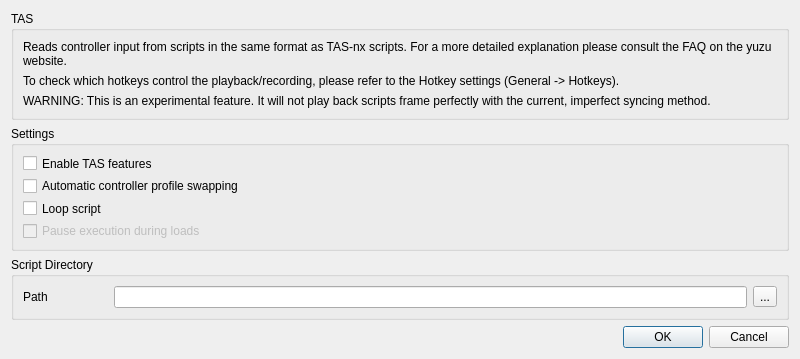
QuantumGhost/yuzu, file src/yuzu/configuration/configure_tas.ui: the form before one commit.
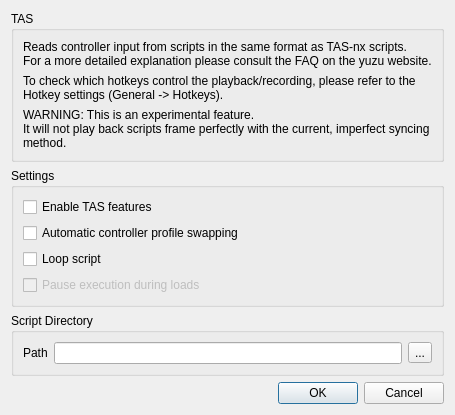
The form after the commit.

Commit message: early-access version 2077

What changed in the file:
```diff
--- a/src/yuzu/configuration/configure_tas.ui
+++ b/src/yuzu/configuration/configure_tas.ui
@@ -2,17 +2,6 @@
 <ui version="4.0">
   <class>ConfigureTas</class>
   <widget class="QDialog" name="ConfigureTas">
-    <property name="geometry">
-      <rect>
-        <x>0</x>
-        <y>0</y>
-        <width>800</width>
-        <height>300</height>
-      </rect>
-    </property>
-    <property name="windowTitle">
-      <string>Dialog</string>
-    </property>
     <layout class="QVBoxLayout" name="verticalLayout_1">
       <item>
         <layout class="QHBoxLayout" name="horizontalLayout">
@@ -21,18 +10,15 @@
               <property name="title">
                 <string>TAS</string>
               </property>
-              <layout class="QGridLayout" name="gridLayout">
-                <item row="0" column="0" colspan="1">
+              <layout class="QGridLayout" name="gridLayout_1">
+                <item row="0" column="0" colspan="4">
                   <widget class="QLabel" name="label_1">
                     <property name="text">
-                      <string>Reads controller input from scripts in the same format as TAS-nx scripts. For a more detailed explanation please consult the FAQ on the yuzu website.</string>
-                    </property>
-                    <property name="wordWrap">
-                      <bool>true</bool>
+                      <string>Reads controller input from scripts in the same format as TAS-nx scripts.&lt;br/&gt;For a more detailed explanation please consult the FAQ on the yuzu website.</string>
                     </property>
                   </widget>
                 </item>
-                <item row="1" column="0" colspan="1">
+                <item row="1" column="0" colspan="4">
                   <widget class="QLabel" name="label_2">
                     <property name="text">
                       <string>To check which hotkeys control the playback/recording, please refer to the Hotkey settings (General -> Hotkeys).</string>
@@ -42,10 +28,10 @@
                     </property>
                   </widget>
                 </item>
-                <item row="2" column="0" colspan="1">
-                  <widget class="QLabel" name="label_2">
+                <item row="2" column="0" colspan="4">
+                  <widget class="QLabel" name="label_3">
                     <property name="text">
-                      <string>WARNING: This is an experimental feature. It will not play back scripts frame perfectly with the current, imperfect syncing method.</string>
+                      <string>WARNING: This is an experimental feature.&lt;br/&gt;It will not play back scripts frame perfectly with the current, imperfect syncing method.</string>
                     </property>
                     <property name="wordWrap">
                       <bool>true</bool>
@@ -58,13 +44,13 @@
         </layout>
       </item>
       <item>
-        <layout class="QHBoxLayout" name="horizontalLayout">
+        <layout class="QHBoxLayout" name="horizontalLayout_2">
           <item>
-            <widget class="QGroupBox" name="groupBox">
+            <widget class="QGroupBox" name="groupBox_2">
               <property name="title">
                 <string>Settings</string>
               </property>
-              <layout class="QGridLayout" name="gridLayout">
+              <layout class="QGridLayout" name="gridLayout_2">
                 <item row="0" column="0" colspan="4">
                   <widget class="QCheckBox" name="tas_enable">
                     <property name="text">
@@ -102,15 +88,15 @@
         </layout>
       </item>
       <item>
-        <layout class="QHBoxLayout" name="horizontalLayout">
+        <layout class="QHBoxLayout" name="horizontalLayout_3">
           <item>
-            <widget class="QGroupBox" name="groupBox">
+            <widget class="QGroupBox" name="groupBox_3">
               <property name="title">
                 <string>Script Directory</string>
               </property>
-              <layout class="QGridLayout" name="gridLayout">
+              <layout class="QGridLayout" name="gridLayout_3">
                 <item row="0" column="0">
-                  <widget class="QLabel" name="label">
+                  <widget class="QLabel" name="label_4">
                     <property name="text">
                       <string>Path</string>
                     </property>
@@ -126,22 +112,6 @@
                 <item row="0" column="2">
                   <widget class="QLineEdit" name="tas_path_edit"/>
                 </item>
-                <item row="0" column="1">
-                  <spacer name="horizontalSpacer">
-                    <property name="orientation">
-                      <enum>Qt::Horizontal</enum>
-                    </property>
-                    <property name="sizeType">
-                      <enum>QSizePolicy::Maximum</enum>
-                    </property>
-                    <property name="sizeHint" stdset="0">
-                      <size>
-                        <width>60</width>
-                        <height>20</height>
-                      </size>
-                    </property>
-                  </spacer>
-                </item>
               </layout>
             </widget>
           </item>
```
Left out of the diff: 4 changed lines with no effect on the pictures. The commit also changes 2 other files.
